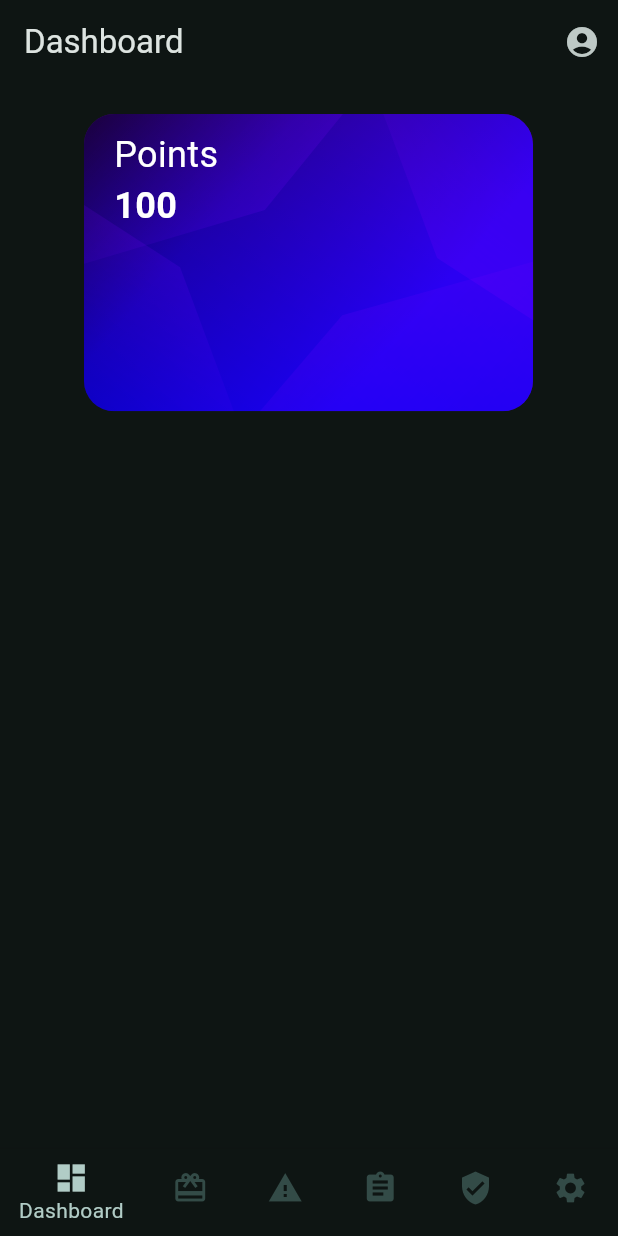
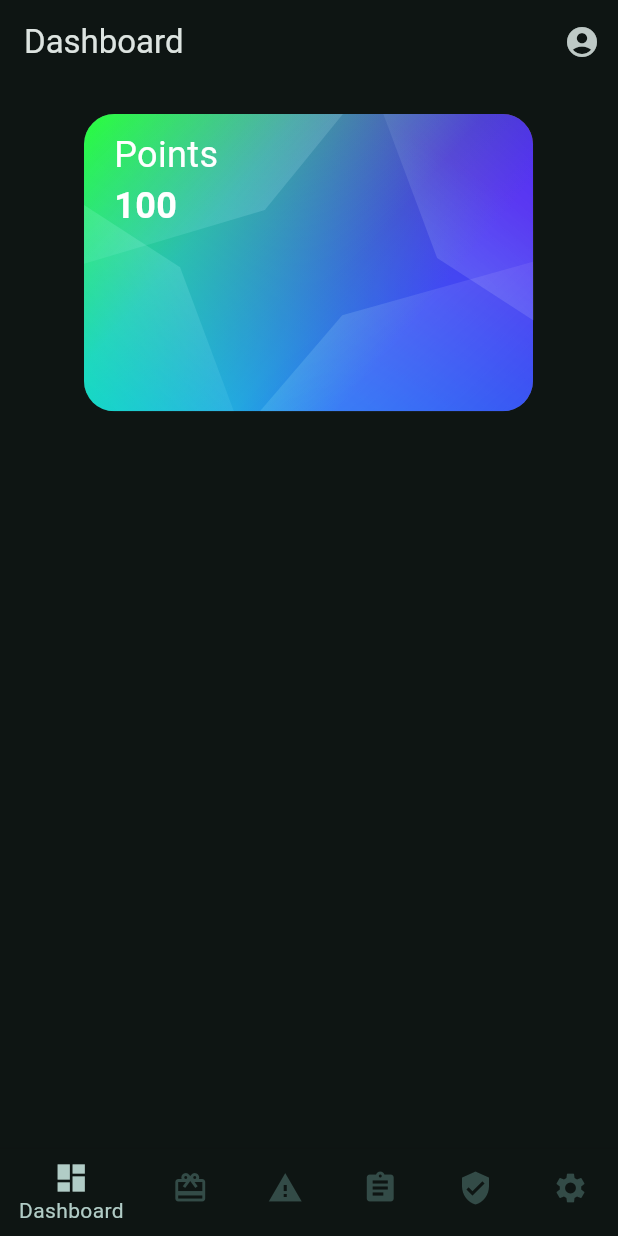
Before and after one commit to DotNaos/credix, a Flutter app: the screen it shows once a user with an empty profile is signed in, on a phone screen of 412 x 824 dp. Run offline on Flutter 3.47's test engine with Material 2 defaults, Android fonts, the phone set to English and light mode, and no system bars; drawn by our look-alikes of dynamic_color; our stand-ins replace cloud_firestore, firebase_auth, firebase_core, flutter_svg, google_sign_in, image_picker; accounts and stored records are empty.

Commit message:
Firebase deploy

```diff
--- a/lib/Pages/dashboard.dart
+++ b/lib/Pages/dashboard.dart
@@ -43,7 +43,7 @@ class _DashboardPageState extends State<DashboardPage> {
                 width: 300,
                 // Set the HSV values for the background color
                 colorFilter: const ColorFilter.mode(
-                    Color.fromARGB(255, 162, 0, 255), BlendMode.modulate)),
+                    Color.fromARGB(255, 255, 255, 255), BlendMode.modulate)),
             Container(
               padding: const EdgeInsets.symmetric(horizontal: 20, vertical: 10),
               child: const Column(
--- a/lib/main.dart
+++ b/lib/main.dart
@@ -56,8 +56,7 @@ class _MyAppState extends State<MyApp> {
             brightness: Brightness.dark,
           ),
           debugShowCheckedModeBanner: false,
-        home: _user != null ? const HomePage() : const LoginPage(),
-      );
+          home: _user != null ? const HomePage() : const LoginPage());
     });
   }
 }
```
Also changed, not shown: firebase.json (added), 4 other files. Lines whose indentation alone changed are shown as unchanged.
